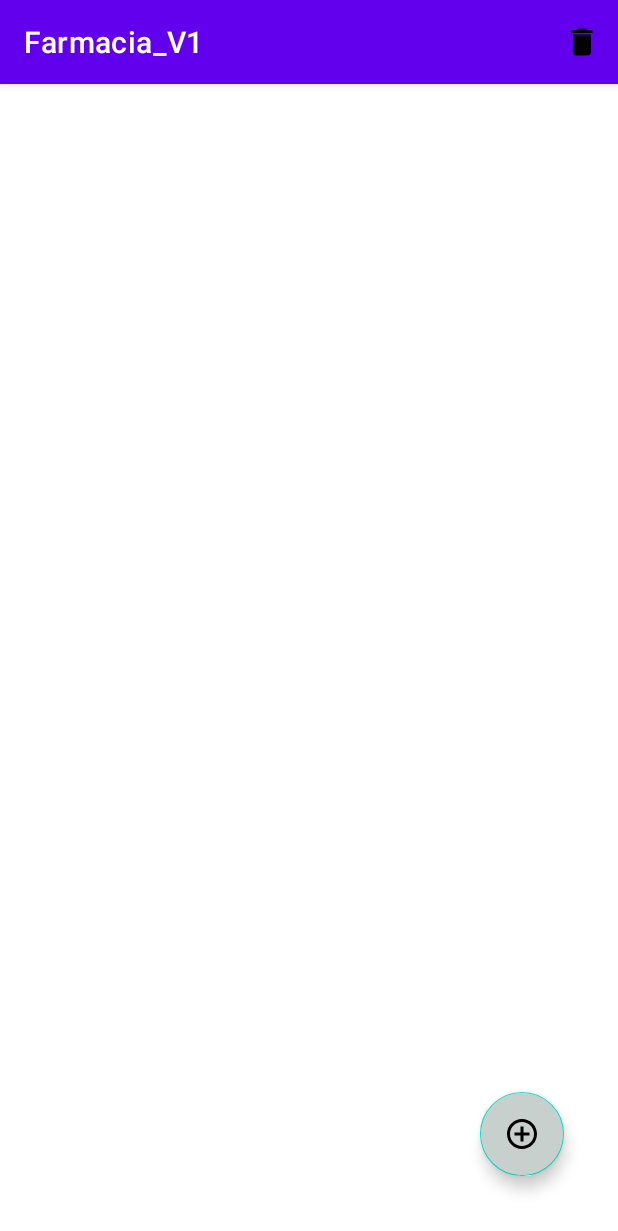
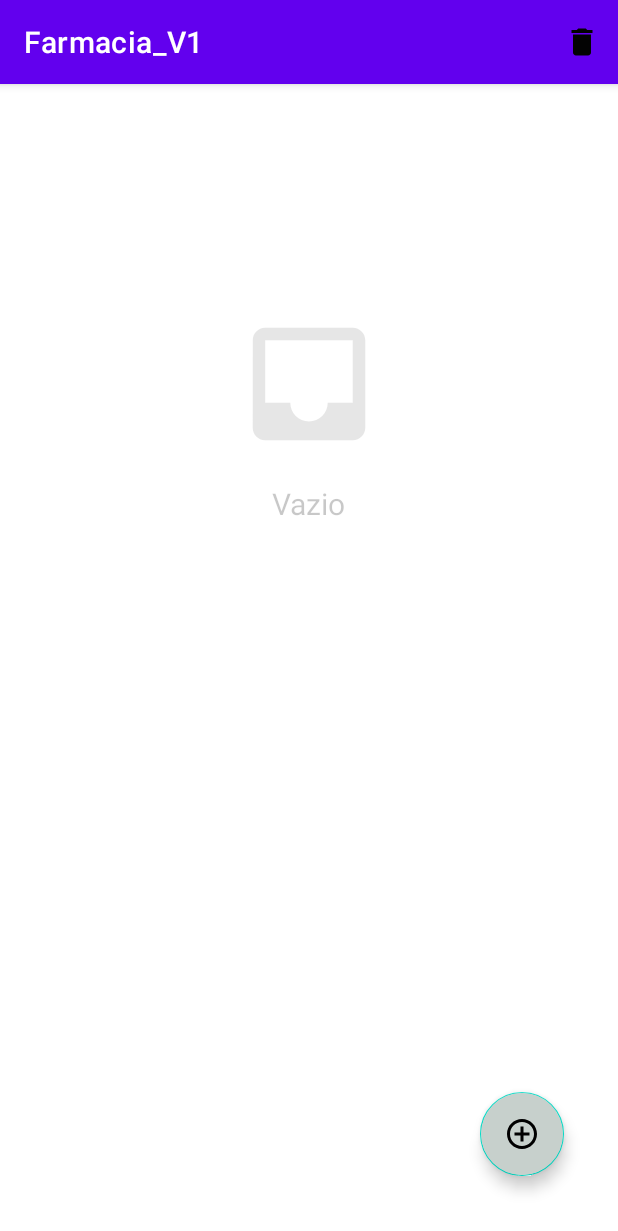
Before and after one commit to adilsonlima1997/TFCAPP, an Android app: the RemediosActivity screen opened directly, with no data from a screen before it, on a phone screen of 412 x 824 dp. Shown: the top 1231 px of the screen. Run offline under Robolectric (Android 15) with nearby library versions, the phone set to English and light mode, and no system bars.

Commit message:
Atualizado em 17/05/2022 16:14

```diff
--- a/app/src/main/java/com/example/farmacia_v1/Add_Remedios_Activity.java
+++ b/app/src/main/java/com/example/farmacia_v1/Add_Remedios_Activity.java
@@ -2,6 +2,7 @@ package com.example.farmacia_v1;
 
 import androidx.appcompat.app.AppCompatActivity;
 
+import android.content.Intent;
 import android.os.Bundle;
 import android.view.View;
 import android.widget.Button;
@@ -31,6 +32,9 @@ public class Add_Remedios_Activity extends AppCompatActivity {
                 dbRemedios.addRemedios(n_remedio.getText().toString().trim(),
                             Integer.valueOf(quant_remedio.getText().toString().trim()),
                             descr_remedio.getText().toString().trim());
+                //Refresh the recycleview
+                Intent intent = new Intent(Add_Remedios_Activity.this,RemediosActivity.class);
+                startActivity(intent);
                 finish();
             }
         });
--- a/app/src/main/java/com/example/farmacia_v1/RemediosActivity.java
+++ b/app/src/main/java/com/example/farmacia_v1/RemediosActivity.java
@@ -42,7 +42,7 @@ public class RemediosActivity extends AppCompatActivity {
         recView = findViewById(R.id.recyclerview);
         btn_add_remedios = findViewById(R.id.add_button);
         empty = findViewById(R.id.empty_box);
-        no_data = findViewById(R.id.textView5);
+        no_data = findViewById(R.id.no_data);
 
         btn_add_remedios.setOnClickListener(new View.OnClickListener() {
             @Override
@@ -77,7 +77,8 @@ public class RemediosActivity extends AppCompatActivity {
         Cursor cursor = dbProdutos.readAllData();
 
         if (cursor.getCount() == 0){
-            Toast.makeText(this, "Nenhum Dado para mostrar", Toast.LENGTH_SHORT).show();
+            empty.setVisibility(View.VISIBLE);
+            no_data.setVisibility(View.VISIBLE);
         }else{
             while(cursor.moveToNext()){
                 remedio_id.add(cursor.getString(0));
@@ -85,6 +86,8 @@ public class RemediosActivity extends AppCompatActivity {
                 remedio_quantidade.add(cursor.getString(2));
                 remedio_descricao.add(cursor.getString(3));
             }
+            empty.setVisibility(View.GONE);
+            no_data.setVisibility(View.GONE);
         }
     }
 
--- a/app/src/main/res/layout/activity_remedios.xml
+++ b/app/src/main/res/layout/activity_remedios.xml
@@ -42,7 +42,7 @@
         app:srcCompat="@drawable/ic_inbox" />
 
     <TextView
-        android:id="@+id/textView5"
+        android:id="@+id/no_data"
         android:layout_width="wrap_content"
         android:layout_height="wrap_content"
         android:layout_marginTop="16dp"
```
